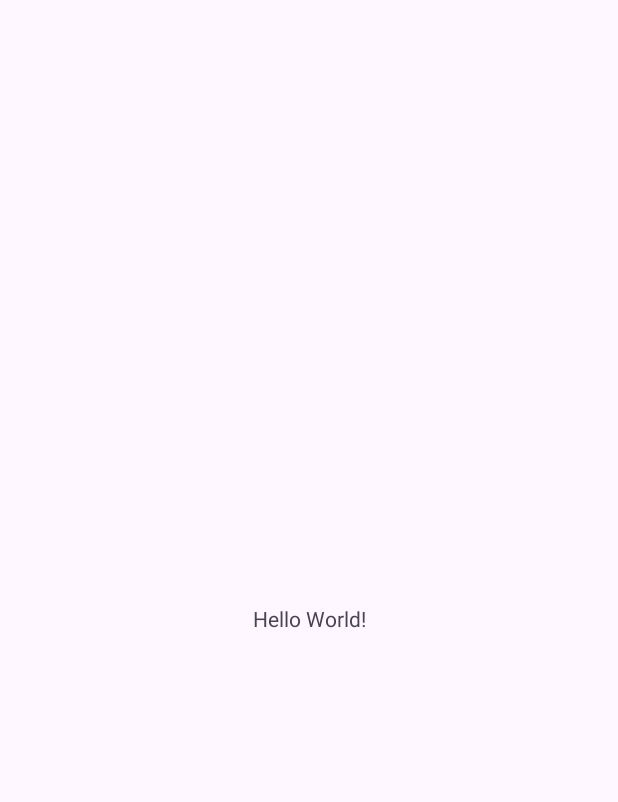
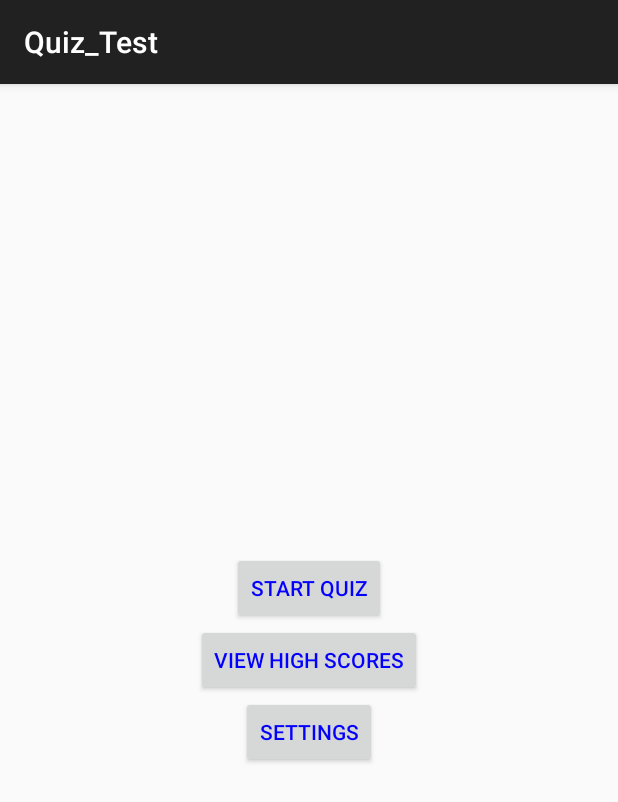
Before and after one commit to Katedy02/Quiz_Test, an Android app: the screen it shows after launch (MainActivity), on a phone screen of 412 x 824 dp. Before the commit the part shown is almost empty. Shown: the top 802 px of the screen. Run offline under Robolectric (Android 15) with nearby library versions, the light colour scheme and no system bars.

Commit message:
finished project

```diff
--- a/app/src/main/java/com/example/quiz_test/MainActivity.java
+++ b/app/src/main/java/com/example/quiz_test/MainActivity.java
@@ -1,24 +1,53 @@
 package com.example.quiz_test;
 
+import android.content.Intent;
 import android.os.Bundle;
+import android.view.View;
+import android.widget.Button;
+import androidx.appcompat.app.AppCompatActivity;
 
-import androidx.activity.EdgeToEdge;
-import androidx.appcompat.app.AppCompatActivity;
-import androidx.core.graphics.Insets;
-import androidx.core.view.ViewCompat;
-import androidx.core.view.WindowInsetsCompat;
+
+import com.example.quiz_test.HighScoresActivity;
+import com.example.quiz_test.QuizActivity;
+import com.example.quiz_test.SettingsActivity;
 
 public class MainActivity extends AppCompatActivity {
+
+    private Button startQuizButton;
+    private Button viewHighScoresButton;
+    private Button settingsButton;
 
     @Override
     protected void onCreate(Bundle savedInstanceState) {
         super.onCreate(savedInstanceState);
-        EdgeToEdge.enable(this);
         setContentView(R.layout.activity_main);
-        ViewCompat.setOnApplyWindowInsetsListener(findViewById(R.id.main), (v, insets) -> {
-            Insets systemBars = insets.getInsets(WindowInsetsCompat.Type.systemBars());
-            v.setPadding(systemBars.left, systemBars.top, systemBars.right, systemBars.bottom);
-            return insets;
+
+        startQuizButton = findViewById(R.id.startQuizButton);
+        viewHighScoresButton = findViewById(R.id.viewHighScoresButton);
+        settingsButton = findViewById(R.id.settingsButton);
+
+        startQuizButton.setOnClickListener(new View.OnClickListener() {
+            @Override
+            public void onClick(View v) {
+                Intent intent = new Intent(MainActivity.this, QuizActivity.class);
+                startActivity(intent);
+            }
+        });
+
+        viewHighScoresButton.setOnClickListener(new View.OnClickListener() {
+            @Override
+            public void onClick(View v) {
+                Intent intent = new Intent(MainActivity.this, HighScoresActivity.class);
+                startActivity(intent);
+            }
+        });
+
+        settingsButton.setOnClickListener(new View.OnClickListener() {
+            @Override
+            public void onClick(View v) {
+                Intent intent = new Intent(MainActivity.this, SettingsActivity.class);
+                startActivity(intent);
+            }
         });
     }
 }
--- a/app/src/main/res/layout/activity_main.xml
+++ b/app/src/main/res/layout/activity_main.xml
@@ -1,19 +1,29 @@
 <?xml version="1.0" encoding="utf-8"?>
-<androidx.constraintlayout.widget.ConstraintLayout xmlns:android="http://schemas.android.com/apk/res/android"
-    xmlns:app="http://schemas.android.com/apk/res-auto"
+<LinearLayout xmlns:android="http://schemas.android.com/apk/res/android"
     xmlns:tools="http://schemas.android.com/tools"
-    android:id="@+id/main"
     android:layout_width="match_parent"
     android:layout_height="match_parent"
+    android:orientation="vertical"
+    android:gravity="center"
+    android:padding="16dp"
     tools:context=".MainActivity">
 
-    <TextView
+    <Button
+        android:id="@+id/startQuizButton"
         android:layout_width="wrap_content"
         android:layout_height="wrap_content"
-        android:text="Hello World!"
-        app:layout_constraintBottom_toBottomOf="parent"
-        app:layout_constraintEnd_toEndOf="parent"
-        app:layout_constraintStart_toStartOf="parent"
-        app:layout_constraintTop_toTopOf="parent" />
+        android:text="Start Quiz" />
 
-</androidx.constraintlayout.widget.ConstraintLayout>
+    <Button
+        android:id="@+id/viewHighScoresButton"
+        android:layout_width="wrap_content"
+        android:layout_height="wrap_content"
+        android:text="View High Scores" />
+
+    <Button
+        android:id="@+id/settingsButton"
+        android:layout_width="wrap_content"
+        android:layout_height="wrap_content"
+        android:text="Settings" />
+
+</LinearLayout>
--- /dev/null
+++ b/app/src/main/res/values/styles.xml
@@ -0,0 +1,10 @@
+<?xml version="1.0" encoding="utf-8"?>
+<resources>
+    <!-- Base application theme -->
+    <style name="AppTheme" parent="Theme.AppCompat.Light.DarkActionBar">
+        <!-- Customize your theme here -->
+        <item name="android:textColor">#0400ff</item>
+        <item name="android:colorPrimaryDark">#00ffc3</item>
+        <item name="android:colorAccent">#0084ff</item>
+    </style>
+</resources>
```
Also changed, not shown: app/src/main/AndroidManifest.xml (+16 -9 lines), app/src/main/java/com/example/quiz_test/HighScoresActivity.java (added, +17 -0 lines), app/src/main/java/com/example/quiz_test/QuizActivity.java (added, +17 -0 lines), app/src/main/java/com/example/quiz_test/SettingsActivity.java (added, +17 -0 lines), app/src/main/res/layout/activity_high_scores.xml (added, +12 -0 lines), app/src/main/res/layout/activity_quiz.xml (added, +12 -0 lines), app/src/main/res/layout/activity_settings.xml (added, +12 -0 lines).
